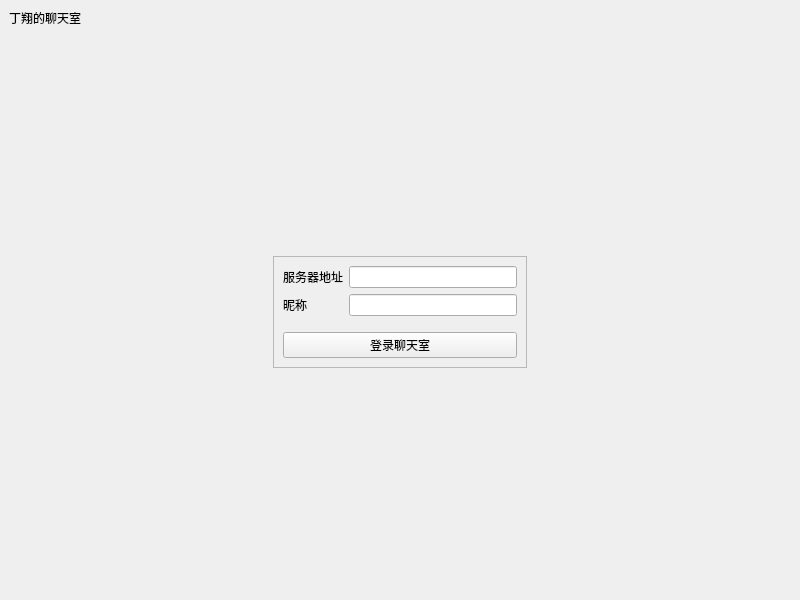
Qt form Lab4/ChatClient/mainwindow.ui (DingXiangi/QtLab) before a commit.
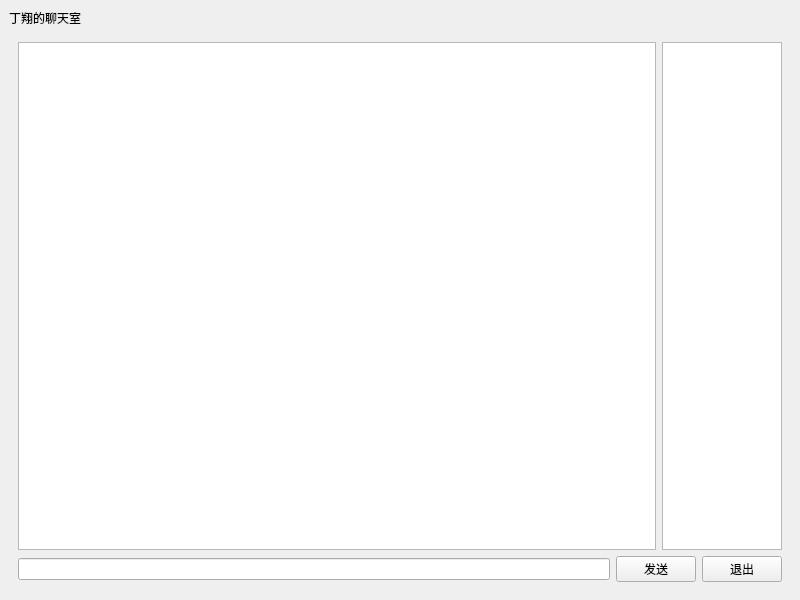
The same form after that commit. The open tabs and pages were chosen to show the change.

What changed in the file:
```diff
--- a/Lab4/ChatClient/mainwindow.ui
+++ b/Lab4/ChatClient/mainwindow.ui
@@ -35,7 +35,7 @@
            <widget class="QTextEdit" name="textEdit"/>
           </item>
           <item>
-           <widget class="QListView" name="listView">
+           <widget class="QListWidget" name="userListWidget">
             <property name="maximumSize">
              <size>
               <width>120</width>
```
Left out of the diff: 8 changed lines with no effect on the pictures.
